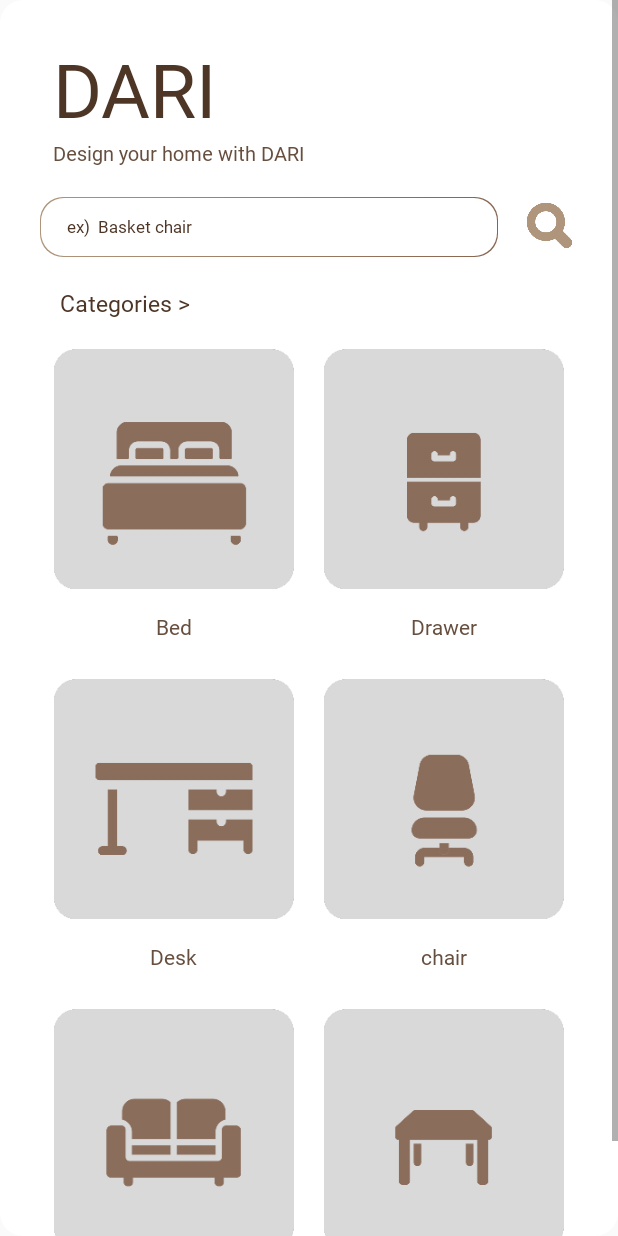
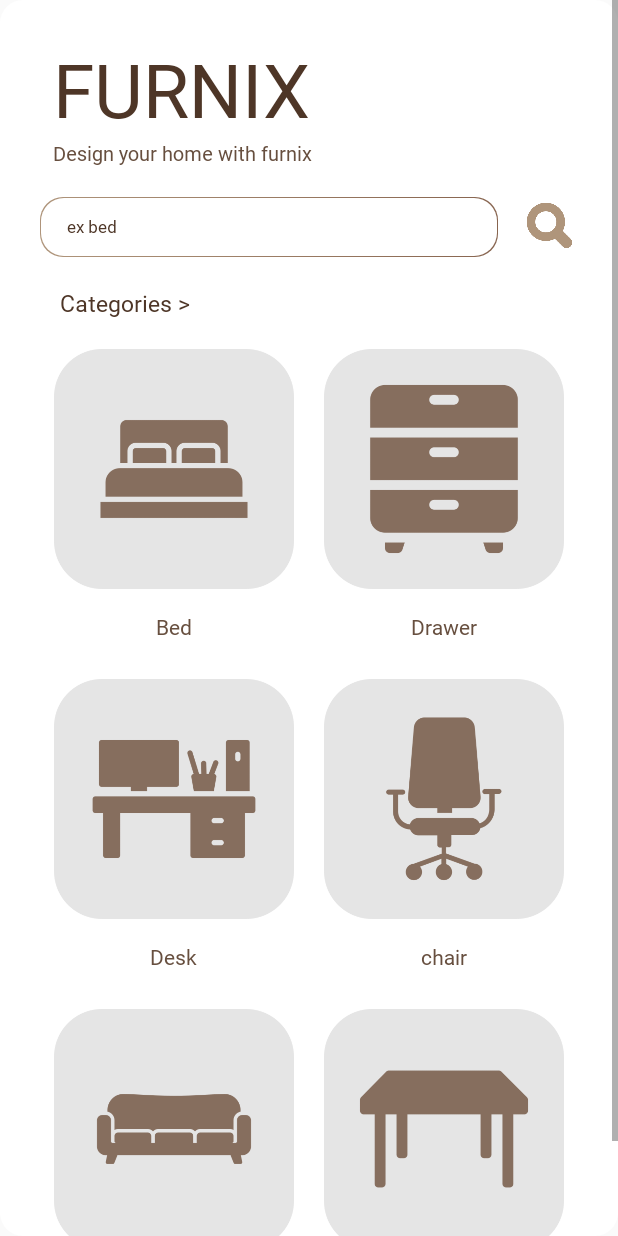
Before and after one commit to naylaarinaa/izin, an Android app: the layout fragment_main.xml on its own in the app's theme, with its tools: preview values and no code run, on a phone screen of 412 x 824 dp. Run offline under Robolectric (Android 15) with nearby library versions, the phone set to English and light mode, and no system bars.

```diff
--- a/app/src/main/res/layout/fragment_main.xml
+++ b/app/src/main/res/layout/fragment_main.xml
@@ -23,7 +23,7 @@
                 android:layout_marginLeft="35dp"
                 android:layout_marginTop="25dp"
                 android:fontFamily="@font/jalnan"
-                android:text="DARI"
+                android:text="FURNIX"
                 android:textColor="@color/darkbrown"
                 android:textSize="50dp" />
 
@@ -34,7 +34,7 @@
                 android:layout_below="@+id/Title_DARI"
                 android:layout_marginLeft="35dp"
                 android:fontFamily="@font/gmarketsanslight"
-                android:text="Design your home with DARI"
+                android:text="Design your home with furnix"
                 android:textSize="13dp"
                 android:textColor="@color/brown"/>
 
@@ -55,7 +55,7 @@
                     android:layout_marginLeft="20dp"
                     android:background="@drawable/login_text_background_selected"
                     android:fontFamily="@font/gmarketsanslight"
-                    android:hint="ex)  Basket chair"
+                    android:hint="ex bed"
                     android:paddingLeft="18dp"
                     android:textSize="11dp"
                     android:textColorHint="@color/darkbrown"/>
```
Also changed, not shown: app/src/main/res/drawable-xxhdpi/bed_button.png (deleted), app/src/main/res/drawable-xxhdpi/chair_button.png (deleted), app/src/main/res/drawable-xxhdpi/desk_button.png (deleted), app/src/main/res/drawable-xxhdpi/drawer_button.png (deleted), app/src/main/res/drawable-xxhdpi/sofa_button.png (deleted), app/src/main/res/drawable-xxhdpi/table_button.png (deleted), app/src/main/res/drawable/bed_button.png (added), app/src/main/res/drawable/chair_button.png (added), app/src/main/res/drawable/desk_button.png (added), app/src/main/res/drawable/drawer_button.png (added), app/src/main/res/drawable/sofa_button.png (added), app/src/main/res/drawable/table_button.png (added).
